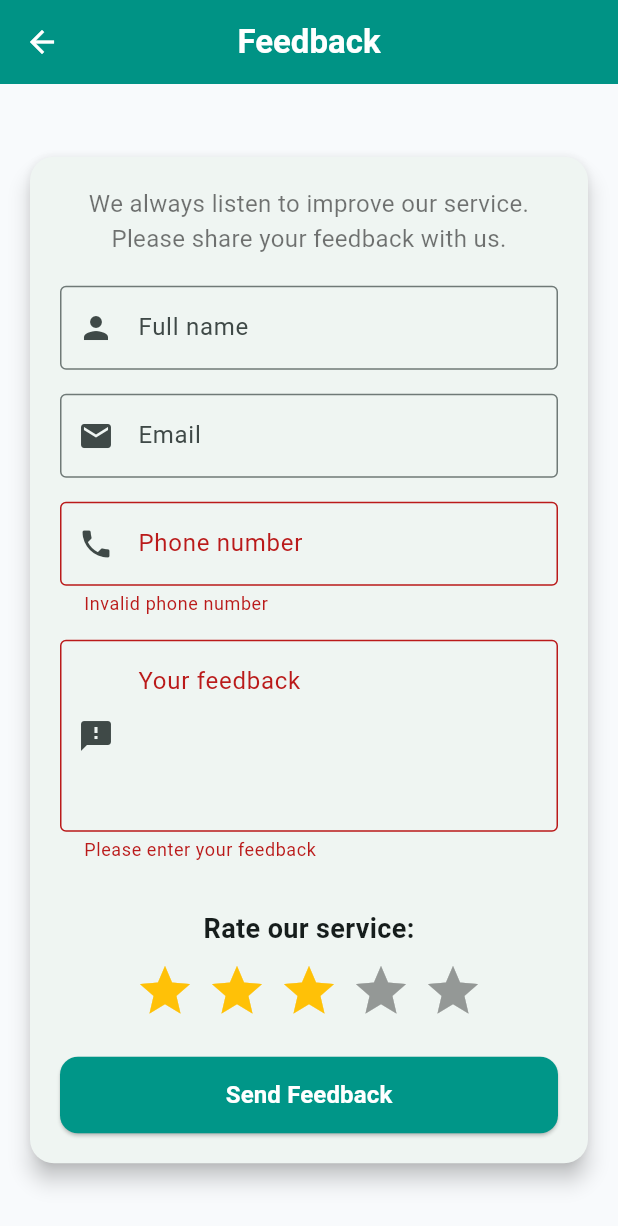
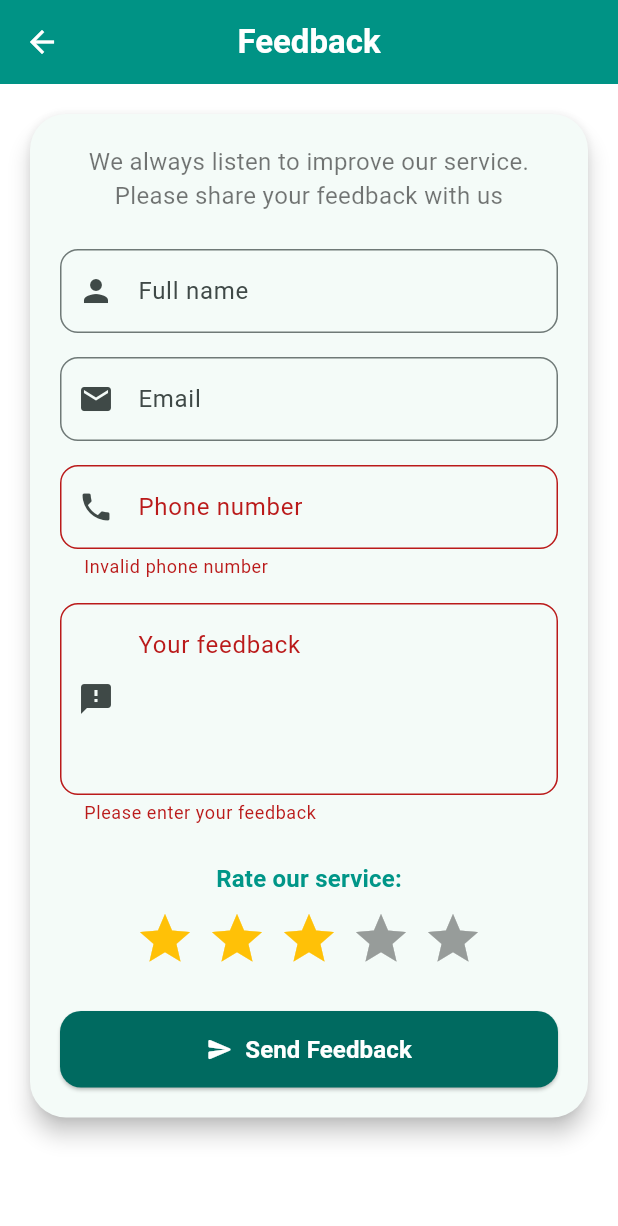
Before and after one commit to LuuBao5197/Runstoppable_AspireEdge, a Flutter app: the FeedbackPage screen opened directly, after a tap on "Send Feedback", on a phone screen of 412 x 824 dp. Shown: the top 1226 px of the screen. Run offline on Flutter 3.47's test engine with Material 3 defaults, Android fonts, the phone set to English and light mode, and no system bars; drawn by our look-alikes of flutter_rating_bar; our stand-ins replace cloud_firestore, cloud_functions, connectivity_plus, dio, file_picker, firebase_auth and 13 more; missing offline and left inert: cloudinary_public, syncfusion_flutter_pdfviewer; accounts and stored records are empty; network calls fail; key blocks and very long unbroken strings in the code were emptied for the run.

Commit message:
mquan updated

```diff
--- a/lib/pages/FeedbackPage.dart
+++ b/lib/pages/FeedbackPage.dart
@@ -1,7 +1,7 @@
 import 'package:cloud_firestore/cloud_firestore.dart';
 import 'package:flutter/material.dart';
 import 'package:firebase_auth/firebase_auth.dart';
-import 'package:flutter_rating_bar/flutter_rating_bar.dart'; // ✅ import
+import 'package:flutter_rating_bar/flutter_rating_bar.dart';
 
 import '../DTO/FeedbackDTO.dart';
 
@@ -42,7 +42,7 @@ class _FeedbackPageState extends State<FeedbackPage> {
 
       if (user == null) {
         ScaffoldMessenger.of(context).showSnackBar(
-          const SnackBar(content: Text("You must login to send feedback")),
+          const SnackBar(content: Text("⚠️ You must login to send feedback")),
         );
         return;
       }
@@ -54,7 +54,7 @@ class _FeedbackPageState extends State<FeedbackPage> {
         phone: _phoneController.text,
         message: _messageController.text,
         createdAt: DateTime.now(),
-        rating: _rating.toInt(), // ✅ lưu rating
+        rating: _rating.toInt(),
       );
 
       try {
@@ -63,13 +63,13 @@ class _FeedbackPageState extends State<FeedbackPage> {
             .add(feedback.toJson());
 
         ScaffoldMessenger.of(context).showSnackBar(
-          const SnackBar(content: Text("Thank you for your feedback!")),
+          const SnackBar(content: Text("✅ Thank you for your feedback!")),
         );
 
-        _messageController.clear(); // keep user info, clear only message
+        _messageController.clear(); // chỉ clear message
       } catch (e) {
         ScaffoldMessenger.of(context).showSnackBar(
-          SnackBar(content: Text("Failed to send feedback: $e")),
+          SnackBar(content: Text("❌ Failed to send feedback: $e")),
         );
       }
     }
@@ -77,25 +77,29 @@ class _FeedbackPageState extends State<FeedbackPage> {
 
   @override
   Widget build(BuildContext context) {
+    final isDark = Theme.of(context).brightness == Brightness.dark;
+
     return Scaffold(
-      backgroundColor: const Color(0xFFF8FAFC),
       appBar: AppBar(
-        title:
-        const Text("Feedback", style: TextStyle(color: Colors.white,fontWeight: FontWeight.bold)),
+        title: const Text(
+          "Feedback",
+          style: TextStyle(fontWeight: FontWeight.bold, color: Colors.white),
+        ),
         centerTitle: true,
-        backgroundColor: Colors.teal,
+        backgroundColor: isDark ? Colors.grey[900] : Colors.teal,
         elevation: 2,
         leading: IconButton(
           icon: const Icon(Icons.arrow_back, color: Colors.white),
           onPressed: () => Navigator.of(context).pop(),
         ),
       ),
-      body: Center(
+      body: SafeArea(
         child: SingleChildScrollView(
           padding: const EdgeInsets.all(16),
           child: Card(
+            color: Theme.of(context).cardColor,
             shape: RoundedRectangleBorder(
-              borderRadius: BorderRadius.circular(16),
+              borderRadius: BorderRadius.circular(24),
             ),
             elevation: 6,
             child: Padding(
@@ -103,23 +107,27 @@ class _FeedbackPageState extends State<FeedbackPage> {
               child: Form(
                 key: _formKey,
                 child: Column(
-                  mainAxisSize: MainAxisSize.min,
                   children: [
-                    const Text(
-                      "We always listen to improve our service. Please share your feedback with us.",
-                      style: TextStyle(fontSize: 16, color: Colors.black54),
+                    Text(
+                      "We always listen to improve our service.\nPlease share your feedback with us",
+                      style: Theme.of(context).textTheme.bodyMedium?.copyWith(
+                        fontSize: 16,
+                        color: isDark ? Colors.grey[300] : Colors.black54,
+                      ),
                       textAlign: TextAlign.center,
                     ),
-                    const SizedBox(height: 20),
+                    const SizedBox(height: 24),
 
                     // Full name
                     TextFormField(
                       controller: _nameController,
                       readOnly: true,
-                      decoration: const InputDecoration(
+                      decoration: InputDecoration(
                         labelText: "Full name",
-                        prefixIcon: Icon(Icons.person),
-                        border: OutlineInputBorder(),
+                        prefixIcon: const Icon(Icons.person),
+                        border: OutlineInputBorder(
+                          borderRadius: BorderRadius.circular(12),
+                        ),
                       ),
                     ),
                     const SizedBox(height: 16),
@@ -128,10 +136,12 @@ class _FeedbackPageState extends State<FeedbackPage> {
                     TextFormField(
                       controller: _emailController,
                       readOnly: true,
-                      decoration: const InputDecoration(
+                      decoration: InputDecoration(
                         labelText: "Email",
-                        prefixIcon: Icon(Icons.email),
-                        border: OutlineInputBorder(),
+                        prefixIcon: const Icon(Icons.email),
+                        border: OutlineInputBorder(
+                          borderRadius: BorderRadius.circular(12),
+                        ),
                       ),
                     ),
                     const SizedBox(height: 16),
@@ -140,10 +150,12 @@ class _FeedbackPageState extends State<FeedbackPage> {
                     TextFormField(
                       controller: _phoneController,
                       keyboardType: TextInputType.phone,
-                      decoration: const InputDecoration(
+                      decoration: InputDecoration(
                         labelText: "Phone number",
-                        prefixIcon: Icon(Icons.phone),
-                        border: OutlineInputBorder(),
+                        prefixIcon: const Icon(Icons.phone),
+                        border: OutlineInputBorder(
+                          borderRadius: BorderRadius.circular(12),
+                        ),
                       ),
                       validator: (value) => value == null || value.length < 9
                           ? "Invalid phone number"
@@ -155,28 +167,29 @@ class _FeedbackPageState extends State<FeedbackPage> {
                     TextFormField(
                       controller: _messageController,
                       maxLines: 4,
-                      decoration: const InputDecoration(
+                      decoration: InputDecoration(
                         labelText: "Your feedback",
                         alignLabelWithHint: true,
-                        prefixIcon: Icon(Icons.feedback),
-                        border: OutlineInputBorder(),
+                        prefixIcon: const Icon(Icons.feedback),
+                        border: OutlineInputBorder(
+                          borderRadius: BorderRadius.circular(12),
+                        ),
                       ),
                       validator: (value) => value == null || value.isEmpty
                           ? "Please enter your feedback"
                           : null,
                     ),
-                    const SizedBox(height: 16),
+                    const SizedBox(height: 24),
 
                     // Rating bar
-// Rating bar
-                    const SizedBox(height: 16),
-                    Center(
-                      child: Column(
+                    Column(
                       children: [
-                          const Text(
+                        Text(
                           "Rate our service:",
-                            style: TextStyle(
-                                fontSize: 18, fontWeight: FontWeight.w600),
+                          style: Theme.of(context).textTheme.titleMedium?.copyWith(
+                            fontWeight: FontWeight.w600,
+                            color: Colors.teal,
+                          ),
                         ),
                         const SizedBox(height: 8),
                         RatingBar.builder(
@@ -185,8 +198,9 @@ class _FeedbackPageState extends State<FeedbackPage> {
                           direction: Axis.horizontal,
                           allowHalfRating: false,
                           itemCount: 5,
-                            itemSize: 40, // ⭐ tăng size
-                            itemPadding: const EdgeInsets.symmetric(horizontal: 4.0), // spacing
+                          itemSize: 40,
+                          itemPadding:
+                          const EdgeInsets.symmetric(horizontal: 4.0),
                           itemBuilder: (context, _) => const Icon(
                             Icons.star,
                             color: Colors.amber,
@@ -199,27 +213,31 @@ class _FeedbackPageState extends State<FeedbackPage> {
                         ),
                       ],
                     ),
-                    ),
-                    const SizedBox(height: 24),
+                    const SizedBox(height: 28),
 
                     // Submit button
                     SizedBox(
                       width: double.infinity,
-                      child: ElevatedButton(
+                      child: ElevatedButton.icon(
+                        icon: Icon(
+                          Icons.send_rounded,
+                          color: Theme.of(context).colorScheme.onPrimary, // tự đổi light/dark
+                        ),
                         style: ElevatedButton.styleFrom(
                           padding: const EdgeInsets.symmetric(vertical: 14),
                           shape: RoundedRectangleBorder(
-                            borderRadius: BorderRadius.circular(12),
+                            borderRadius: BorderRadius.circular(14),
                           ),
-                          backgroundColor: Colors.teal,
+                          backgroundColor: Theme.of(context).colorScheme.primary, // tự đổi màu chính
                         ),
                         onPressed: _submitFeedback,
-                        child: const Text(
+                        label: Text(
                           "Send Feedback",
                           style: TextStyle(
                             fontSize: 16,
                             fontWeight: FontWeight.bold,
-                              color: Colors.white),
+                            color: Theme.of(context).colorScheme.onPrimary, // tự đổi light/dark
+                          ),
                         ),
                       ),
                     ),
```
Also changed, not shown: lib/main.dart (+2 -19 lines), lib/pages/ContactUsPage.dart (+22 -50 lines). Lines whose indentation alone changed are shown as unchanged.
